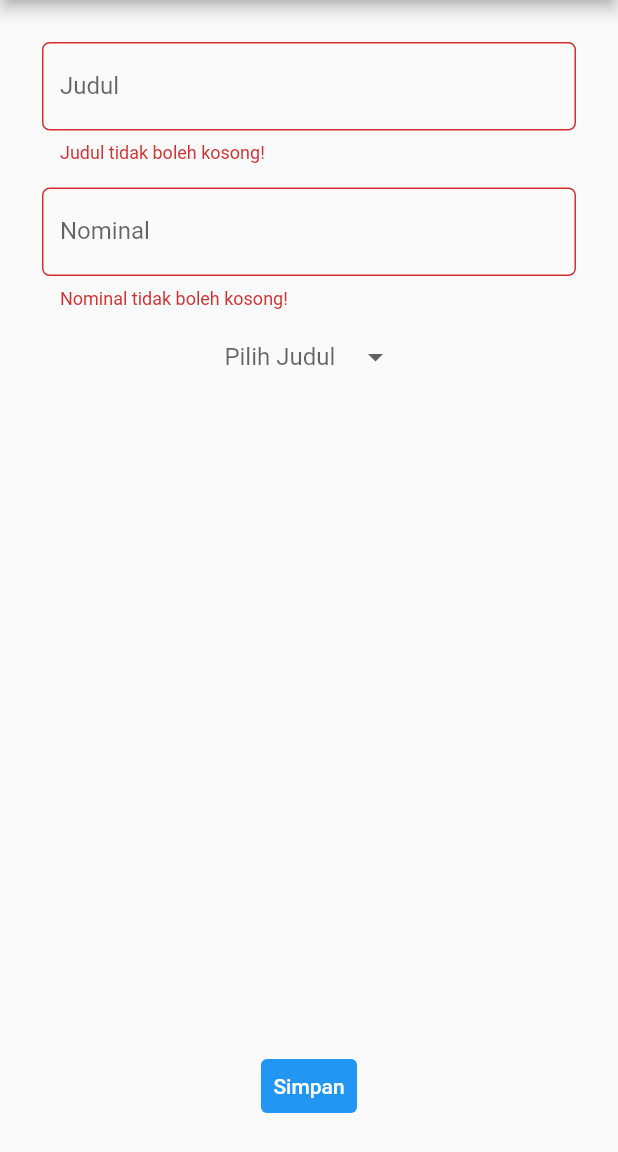
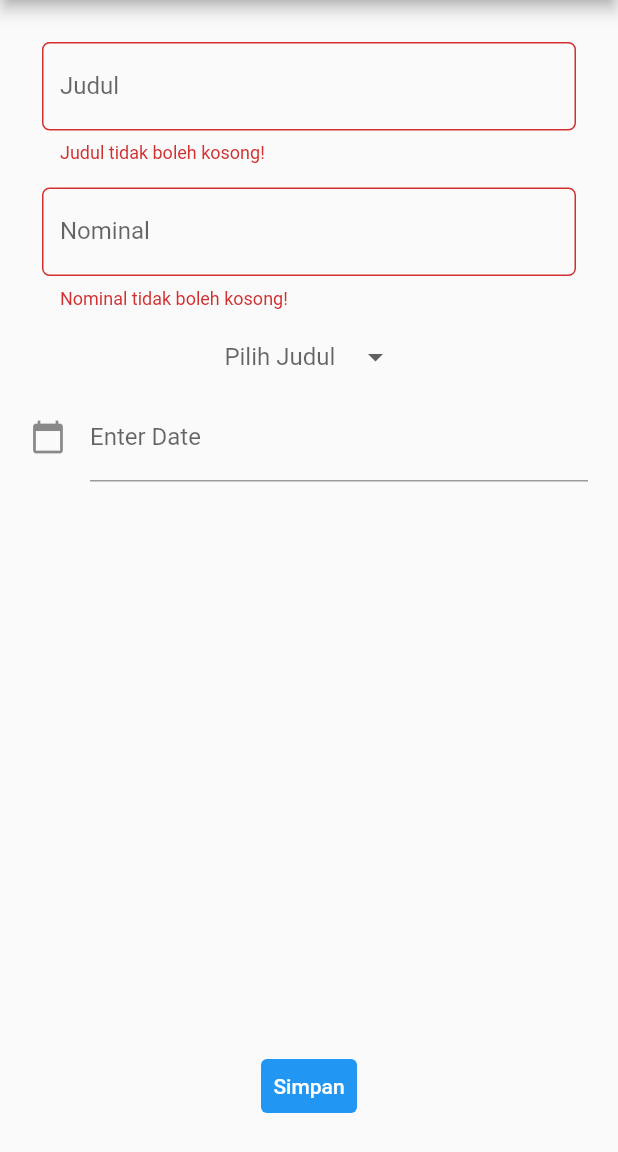
Before and after one commit to gansixeneh/pbp-flutter-lab, a Flutter app: the MyFormPage screen opened directly, after a tap on "Simpan", on a phone screen of 412 x 824 dp, the part 84-1236 px from its top. Run offline on Flutter 3.47's test engine with Material 2 defaults, Android fonts, the phone set to English and light mode, and no system bars.

Commit message:
NYOOS DEAFEN

```diff
--- a/lib/form.dart
+++ b/lib/form.dart
@@ -1,10 +1,12 @@
 import 'package:counter_7/drawer.dart';
 import 'package:flutter/material.dart';
 import 'package:flutter/services.dart';
+import 'package:intl/intl.dart';
 
 final judul = <String>[];
 final nominal = <int>[];
 final tipe = <String>[];
+final datetime = <String>[];
 
 class MyFormPage extends StatefulWidget {
   const MyFormPage({super.key});
@@ -18,6 +20,7 @@ class _MyFormPageState extends State<MyFormPage> {
   String _judul = "";
   int _nominal = 0;
   String _tipe = "Pilih Judul";
+  TextEditingController dateInput = TextEditingController();
 
   @override
   Widget build(BuildContext context) {
@@ -122,6 +125,36 @@ class _MyFormPageState extends State<MyFormPage> {
                 },
                 hint: Text(_tipe),
               )),
+              TextField(
+                controller: dateInput,
+                decoration: InputDecoration(
+                    icon: Icon(Icons.calendar_today), //icon of text field
+                    labelText: "Enter Date" //label text of field
+                    ),
+                readOnly: true,
+//set it true, so that user will not able to edit text
+                onTap: () async {
+                  DateTime? pickedDate = await showDatePicker(
+                      context: context,
+                      initialDate: DateTime.now(),
+                      firstDate: DateTime(1950),
+//DateTime.now() - not to allow to choose before today.
+                      lastDate: DateTime(2100));
+
+                  if (pickedDate != null) {
+                    print(
+                        pickedDate); //pickedDate output format => 2021-03-10 00:00:00.000
+                    String formattedDate =
+                        DateFormat('yyyy-MM-dd').format(pickedDate);
+                    print(
+                        formattedDate); //formatted date output using intl package =>  2021-03-16
+                    setState(() {
+                      dateInput.text =
+                          formattedDate; //set output date to TextField value.
+                    });
+                  } else {}
+                },
+              ),
               const Spacer(),
               TextButton(
                 style: ButtonStyle(
@@ -133,6 +166,7 @@ class _MyFormPageState extends State<MyFormPage> {
                     judul.add(_judul);
                     nominal.add(_nominal);
                     tipe.add(_tipe);
+                    datetime.add(dateInput.toString());
                     showDialog(
                       context: context,
                       builder: (context) {
@@ -145,7 +179,9 @@ class _MyFormPageState extends State<MyFormPage> {
                             padding: const EdgeInsets.only(top: 20, bottom: 20),
                             shrinkWrap: true,
                             children: <Widget>[
-                        const Center(child: Text('Data telah berhasil disimpan :D')),
+                              const Center(
+                                  child:
+                                      Text('Data telah berhasil disimpan :D')),
                               const SizedBox(height: 20),
                               TextButton(
                                 onPressed: () {
--- a/pubspec.yaml
+++ b/pubspec.yaml
@@ -31,6 +31,7 @@ environment:
 dependencies:
   flutter:
     sdk: flutter
+  intl: ^0.17.0
 
 
   # The following adds the Cupertino Icons font to your application.
```
Also changed, not shown: pubspec.lock. Lines whose indentation alone changed are shown as unchanged.
